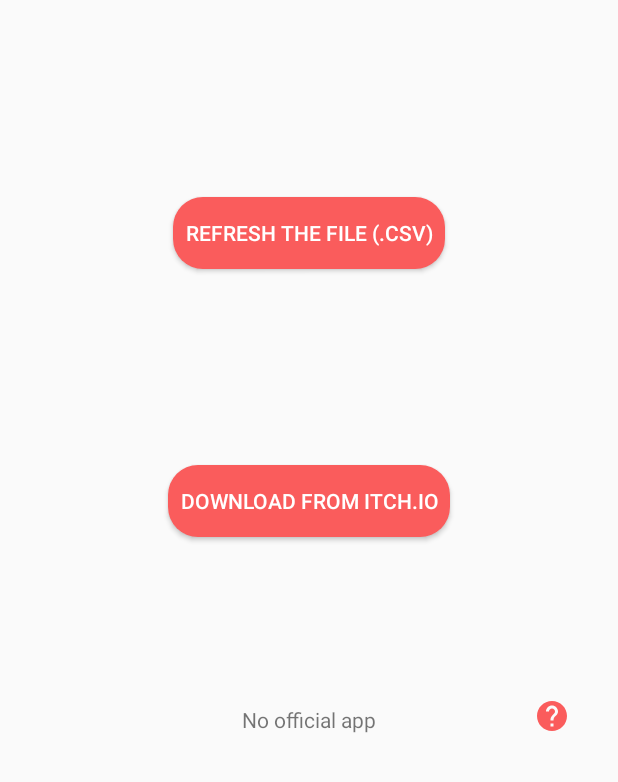
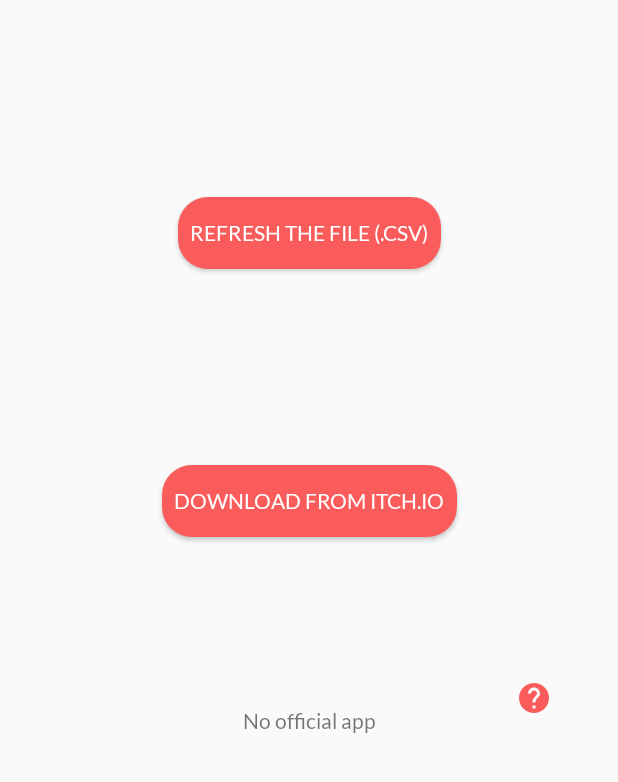
Before and after one commit to CharlotteJu/itch.io-Sales, an Android app: the screen it shows after launch (MainActivity), on a phone screen of 412 x 824 dp, the part 454-1236 px from its top. Run offline under Robolectric (Android 15) with nearby library versions, the phone set to English and light mode, and no system bars; our stand-ins replace Room's generated code; libraries missing offline, so code that uses them is left out: com.github.kittinunf.fuel, com.github.kittinunf.result; 1 statement that could not run was skipped.

Commit message:
Changements suite aux avertissements Google

```diff
--- a/app/src/main/AndroidManifest.xml
+++ b/app/src/main/AndroidManifest.xml
@@ -15,7 +15,7 @@
         <activity
             android:name=".views.activities.MainActivity"
             android:screenOrientation="portrait"
-            android:theme="@style/Theme.AppCompat.Light.NoActionBar">
+            android:theme="@style/AppTheme">
             <intent-filter>
                 <action android:name="android.intent.action.MAIN" />
                 <category android:name="android.intent.category.LAUNCHER" />
--- a/app/src/main/java/com/charlotte/judon/gifstats/views/activities/MainActivity.kt
+++ b/app/src/main/java/com/charlotte/judon/gifstats/views/activities/MainActivity.kt
@@ -7,12 +7,10 @@ import android.content.pm.PackageManager
 import android.net.Uri
 import android.os.Bundle
 import android.view.MenuItem
-import android.view.WindowManager
 import android.widget.Toast
 import androidx.appcompat.app.ActionBarDrawerToggle
 import androidx.appcompat.app.AppCompatActivity
 import androidx.appcompat.widget.Toolbar
-import androidx.core.content.ContextCompat
 import androidx.core.view.GravityCompat
 import androidx.drawerlayout.widget.DrawerLayout
 import androidx.fragment.app.Fragment
@@ -35,6 +33,7 @@ import java.io.IOException
 import java.io.InputStreamReader
 import kotlin.collections.ArrayList
 
+
 /**
  * Only one app's Activity, hosts all fragments and reads CSV information
  * @author Charlotte JUDON
@@ -56,13 +55,6 @@ class MainActivity : AppCompatActivity(), NavigationView.OnNavigationItemSelecte
     override fun onCreate(savedInstanceState: Bundle?) {
         super.onCreate(savedInstanceState)
         setContentView(R.layout.activity_main)
-
-        val window = this.window
-        window.addFlags(WindowManager.LayoutParams.FLAG_DRAWS_SYSTEM_BAR_BACKGROUNDS)
-        window.clearFlags(WindowManager.LayoutParams.FLAG_TRANSLUCENT_STATUS)
-        window.statusBarColor = ContextCompat.getColor(this,
-            R.color.colorPrimaryDark
-        )
 
         checkReadPermission()
         getSharedPreferences()
@@ -266,16 +258,15 @@ class MainActivity : AppCompatActivity(), NavigationView.OnNavigationItemSelecte
      * Get the SharedPreferences recorded for [listCurrencies], [currentCurrency] and [currentDateFormat]
      */
      fun getSharedPreferences(){
-         val sharedPreferences = getSharedPreferences(SHARED_PREFERENCES_CURRENCY, Context.MODE_PRIVATE)
-         listCurrencies = UtilsCurrency.getListCurrenciesFromSharedPreferences(sharedPreferences)
-        if(sharedPreferences.contains(KEY_CURRENT_CURRENCY)) {
+        val sharedPreferences = getSharedPreferences(SHARED_PREFERENCES_CURRENCY, Context.MODE_PRIVATE)
+        listCurrencies = UtilsCurrency.getListCurrenciesFromSharedPreferences(sharedPreferences)
+        if(sharedPreferences.contains(KEY_CURRENT_CURRENCY) && sharedPreferences.getString(KEY_CURRENT_CURRENCY, null)!!.startsWith("{\"a\":")) {
             currentCurrency = UtilsCurrency.castStringInCurrency(sharedPreferences.getString(KEY_CURRENT_CURRENCY, null))
         } else {
             currentCurrency = CustomCurrency(CURRENCY_USD.toUpperCase(), 1.0, 1.0, "$")
         }
 
-
-         val sharedDateFormat = getSharedPreferences(SHARED_PREFERENCES_DATE_FORMAT, Context.MODE_PRIVATE)
-         currentDateFormat = sharedDateFormat.getString(KEY_CURRENT_DATE_FORMAT, US_DATE_FORMAT)!!
+        val sharedDateFormat = getSharedPreferences(SHARED_PREFERENCES_DATE_FORMAT, Context.MODE_PRIVATE)
+        currentDateFormat = sharedDateFormat.getString(KEY_CURRENT_DATE_FORMAT, US_DATE_FORMAT)!!
     }
 }
--- a/app/src/main/res/layout/fragment_date_detail.xml
+++ b/app/src/main/res/layout/fragment_date_detail.xml
@@ -26,7 +26,7 @@
         <Spinner
             android:id="@+id/spinner"
             android:layout_width="wrap_content"
-            android:layout_height="wrap_content"
+            android:layout_height="48dp"
             android:textAlignment="center"
             android:textDirection="rtl"
             android:gravity="center"
@@ -52,7 +52,7 @@
                 android:shadowColor="@color/colorAccent"
                 android:buttonTint="@color/colorAccent"
                 android:layout_width="wrap_content"
-            android:layout_height="wrap_content"
+                android:layout_height="48dp"
                 android:text="@string/all"/>
 
             <RadioButton
@@ -61,7 +61,7 @@
                 android:shadowColor="@color/colorAccent"
                 android:buttonTint="@color/colorAccent"
                 android:layout_width="wrap_content"
-            android:layout_height="wrap_content"
+                android:layout_height="48dp"
                 android:text="@string/_3_bests"/>
 
         </RadioGroup>
--- a/app/src/main/res/layout/fragment_home.xml
+++ b/app/src/main/res/layout/fragment_home.xml
@@ -47,13 +47,14 @@
 
     <ImageButton
         android:id="@+id/instructions_btn"
-        android:layout_width="wrap_content"
-        android:layout_height="wrap_content"
+        android:layout_width="48dp"
+        android:layout_height="48dp"
         android:src="@drawable/ic_baseline_help_24"
         android:layout_margin="32dp"
         android:background="@android:color/transparent"
         app:layout_constraintBottom_toBottomOf="parent"
-        app:layout_constraintEnd_toEndOf="parent" />
+        app:layout_constraintEnd_toEndOf="parent"
+        android:contentDescription="@null" />
 
     <TextView
         android:id="@+id/no_official_txt"
--- a/app/src/main/res/layout/fragment_map.xml
+++ b/app/src/main/res/layout/fragment_map.xml
@@ -23,7 +23,7 @@
     <Spinner
         android:id="@+id/spinner"
         android:layout_width="wrap_content"
-        android:layout_height="wrap_content"
+        android:layout_height="48dp"
         android:textAlignment="center"
         android:textDirection="rtl"
         android:gravity="center"
--- a/app/src/main/res/values/styles.xml
+++ b/app/src/main/res/values/styles.xml
@@ -1,10 +1,10 @@
 <resources>
     <!-- Base application theme. -->
-    <style name="AppTheme" parent="Theme.MaterialComponents.Light.NoActionBar">
-        <!-- Customize your theme here. -->
+    <style name="AppTheme" parent="Theme.AppCompat.Light.NoActionBar">
         <item name="colorPrimary">@color/colorPrimary</item>
         <item name="colorPrimaryDark">@color/colorPrimaryDark</item>
         <item name="colorAccent">@color/colorAccent</item>
+        <item name="android:fontFamily">@font/lato</item>
     </style>
 
     <style name="AppTheme.NoActionBar">
```
Also changed, not shown: app/src/main/java/com/charlotte/judon/gifstats/views/fragments/ListMonthFragment.kt (+6 -2 lines), app/src/main/res/layout/fragment_graphs.xml (+7 -7 lines), app/src/main/res/layout/fragment_settings.xml (+6 -6 lines). Lines whose indentation alone changed are shown as unchanged.
